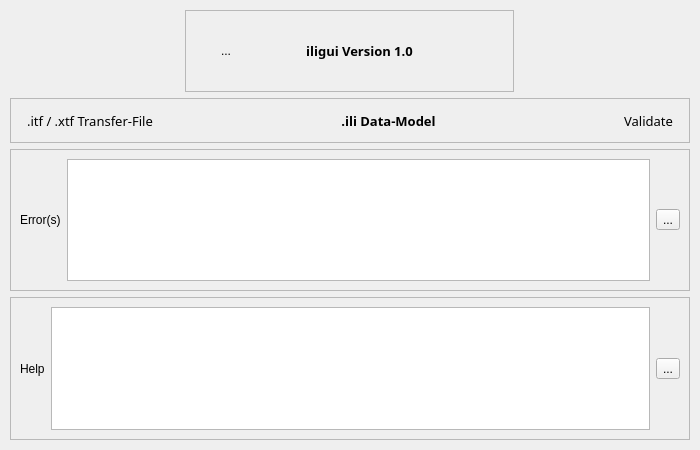
First picture: the form in iligui.ui, repository MoreIceFitzGerry/iligui, before the edit.
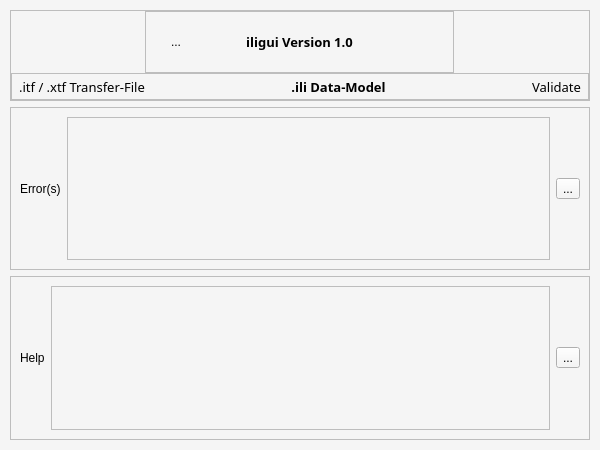
Second picture: the form after the edit. Icons and pictures are not drawn.

```diff
--- a/iligui.ui
+++ b/iligui.ui
@@ -6,7 +6,7 @@
    <rect>
     <x>0</x>
     <y>0</y>
-    <width>700</width>
+    <width>600</width>
     <height>450</height>
    </rect>
   </property>
@@ -17,6 +17,9 @@
    <iconset>
     <normaloff>icons/interlis.png</normaloff>icons/interlis.png</iconset>
   </property>
+  <property name="styleSheet">
+   <string notr="true"/>
+  </property>
   <property name="toolButtonStyle">
    <enum>Qt::ToolButtonIconOnly</enum>
   </property>
@@ -30,6 +33,10 @@
    <property name="acceptDrops">
     <bool>true</bool>
    </property>
+   <property name="styleSheet">
+    <string notr="true">background-color: WhiteSmoke;
+</string>
+   </property>
    <layout class="QVBoxLayout" name="verticalLayout_5">
     <property name="leftMargin">
      <number>10</number>
@@ -43,13 +50,40 @@
     <property name="bottomMargin">
      <number>10</number>
     </property>
-    <item alignment="Qt::AlignHCenter|Qt::AlignTop">
+    <item alignment="Qt::AlignTop">
+     <widget class="QFrame" name="frame">
+      <property name="styleSheet">
+       <string notr="true"/>
+      </property>
+      <property name="frameShape">
+       <enum>QFrame::StyledPanel</enum>
+      </property>
+      <property name="frameShadow">
+       <enum>QFrame::Raised</enum>
+      </property>
+      <layout class="QVBoxLayout" name="verticalLayout">
+       <property name="spacing">
+        <number>0</number>
+       </property>
+       <property name="leftMargin">
+        <number>0</number>
+       </property>
+       <property name="topMargin">
+        <number>0</number>
+       </property>
+       <property name="rightMargin">
+        <number>0</number>
+       </property>
+       <property name="bottomMargin">
+        <number>0</number>
+       </property>
+       <item alignment="Qt::AlignHCenter">
      <widget class="QFrame" name="toolFrame">
       <property name="frameShape">
        <enum>QFrame::StyledPanel</enum>
       </property>
       <property name="frameShadow">
-       <enum>QFrame::Sunken</enum>
+          <enum>QFrame::Raised</enum>
       </property>
       <layout class="QHBoxLayout" name="horizontalLayout_2">
        <property name="spacing">
@@ -77,8 +111,8 @@
          </property>
          <property name="minimumSize">
           <size>
-           <width>80</width>
-           <height>80</height>
+              <width>60</width>
+              <height>60</height>
           </size>
          </property>
          <property name="text">
@@ -144,7 +178,7 @@
         </spacer>
        </item>
        <item>
-        <widget class="QPushButton" name="menuButton">
+           <widget class="QToolButton" name="settingsButton">
          <property name="sizePolicy">
           <sizepolicy hsizetype="Fixed" vsizetype="Fixed">
            <horstretch>0</horstretch>
@@ -167,16 +201,16 @@
          <property name="iconSize">
           <size>
            <width>30</width>
-           <height>60</height>
+              <height>30</height>
           </size>
          </property>
          <property name="checkable">
-          <bool>true</bool>
+             <bool>false</bool>
          </property>
          <property name="checked">
           <bool>false</bool>
          </property>
-         <property name="flat">
+            <property name="autoRaise">
           <bool>true</bool>
          </property>
         </widget>
@@ -184,7 +218,7 @@
       </layout>
      </widget>
     </item>
-    <item alignment="Qt::AlignTop">
+       <item>
      <widget class="QFrame" name="inputFrame">
       <property name="acceptDrops">
        <bool>true</bool>
@@ -193,20 +227,23 @@
        <enum>QFrame::StyledPanel</enum>
       </property>
       <property name="frameShadow">
-       <enum>QFrame::Sunken</enum>
+          <enum>QFrame::Raised</enum>
       </property>
       <layout class="QHBoxLayout" name="horizontalLayout">
+          <property name="spacing">
+           <number>0</number>
+          </property>
        <property name="leftMargin">
-        <number>9</number>
+           <number>0</number>
        </property>
        <property name="topMargin">
-        <number>9</number>
+           <number>0</number>
        </property>
        <property name="rightMargin">
-        <number>9</number>
+           <number>0</number>
        </property>
        <property name="bottomMargin">
-        <number>9</number>
+           <number>0</number>
        </property>
        <item>
         <widget class="QToolButton" name="fileselectButton">
@@ -231,6 +268,16 @@
          <property name="layoutDirection">
           <enum>Qt::LeftToRight</enum>
          </property>
+            <property name="styleSheet">
+             <string notr="true">QToolButton[objectName^=&quot;fileselectButton&quot;]:hover {
+	background-color : rgb(230,230,230);
+	border-radius: 20px;
+	border-style: outset;
+}
+
+
+</string>
+            </property>
          <property name="text">
           <string>.itf / .xtf Transfer-File</string>
          </property>
@@ -299,6 +346,16 @@
          <property name="layoutDirection">
           <enum>Qt::LeftToRight</enum>
          </property>
+            <property name="styleSheet">
+             <string notr="true">QToolButton[objectName^=&quot;modelselectButton&quot;]:hover {
+	background-color : rgb(230,230,230);
+	border-radius: 20px;
+	border-style: outset;
+}
+
+
+</string>
+            </property>
          <property name="text">
           <string>.ili Data-Model</string>
          </property>
@@ -357,8 +414,8 @@
           <enum>Qt::LeftToRight</enum>
          </property>
          <property name="styleSheet">
-          <string notr="true">QToolButton[objectName^=&quot;Button_Play&quot;]:hover {
-	background-color : rgb(220,220,220);
+             <string notr="true">QToolButton[objectName^=&quot;playButton&quot;]:hover {
+	background-color : rgb(230,230,230);
 	border-radius: 20px;
 	border-style: outset;
 }
@@ -385,6 +442,9 @@
          <property name="autoRaise">
           <bool>true</bool>
          </property>
+           </widget>
+          </item>
+         </layout>
         </widget>
        </item>
       </layout>
```
Lines whose indentation alone changed are shown as unchanged.
